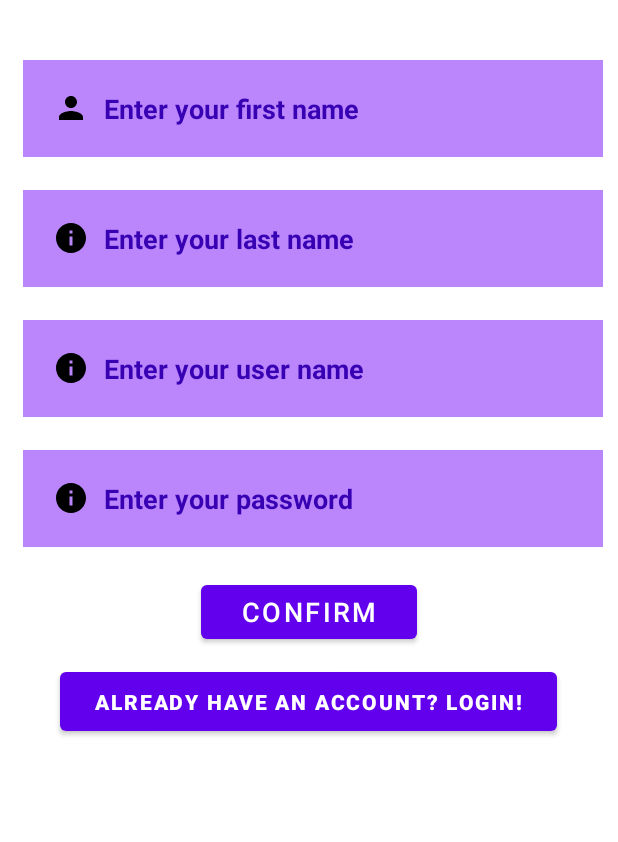
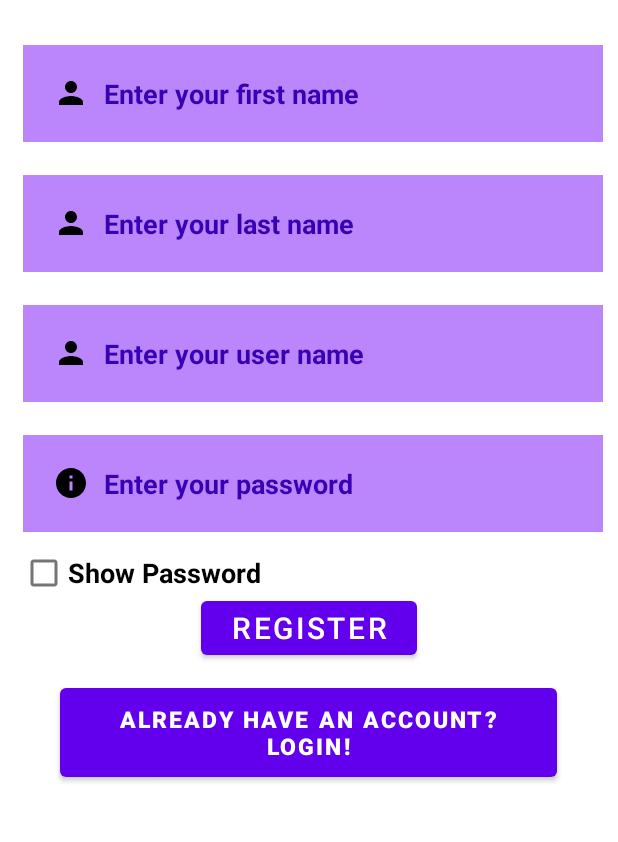
Before and after one commit to HazeemHussain/Bazaar-Bargains, an Android app: the SignUpActivity screen opened directly, with no data from a screen before it, on a phone screen of 412 x 824 dp, the part 360-1202 px from its top. Run offline under Robolectric (Android 15) with nearby library versions, the phone set to English and light mode, and no system bars; our stand-ins replace Firebase (no records; nobody signed in at launch, a user with empty details on screens opened directly).

Commit message:
Show password checkbox
Added show password check box to login, forgot password and signup activites

```diff
--- a/app/src/main/java/com/example/bazaarbargains/SignUpActivity.java
+++ b/app/src/main/java/com/example/bazaarbargains/SignUpActivity.java
@@ -2,8 +2,12 @@ package com.example.bazaarbargains;
 
 import android.content.Intent;
 import android.os.Bundle;
+import android.text.method.PasswordTransformationMethod;
 import android.view.View;
 import android.widget.Button;
+import android.widget.CheckBox;
+import android.widget.CompoundButton;
+import android.widget.EditText;
 import android.widget.Toast;
 
 import androidx.annotation.NonNull;
@@ -17,19 +21,42 @@ import com.google.firebase.database.FirebaseDatabase;
 
 public class SignUpActivity extends AppCompatActivity {
 
+    //Declaration of variables
     ActivitySignUpBinding binding;
     String firstName, lastName, userName, password;
     FirebaseDatabase db;
     DatabaseReference reference;
-    private Button haveAnAccount;
+    CheckBox showPassword;
+    EditText getPassword;
+    Button haveAnAccount;
 
     @Override
     protected void onCreate(Bundle savedInstanceState) {
         super.onCreate(savedInstanceState);
         binding = ActivitySignUpBinding.inflate(getLayoutInflater());
         setContentView(binding.getRoot());
+        showPassword = (CheckBox) findViewById(R.id.showPassword_checkbox);
+        getPassword = (EditText) findViewById(R.id.password);
+        haveAnAccount = (Button) findViewById(R.id.haveAnAccountBtn);
 
-        haveAnAccount = (Button) findViewById(R.id.haveAnAccountBtn);
+        showPassword(); //Calling show password method
+        sendingDataToFirebase();
+        haveAnAccountBtn();
+
+    }
+
+    private void haveAnAccountBtn() {
+        haveAnAccount.setOnClickListener(new View.OnClickListener() {
+            @Override
+            public void onClick(View view) {
+                Intent intent = new Intent(SignUpActivity.this, loginActivity.class);
+                startActivity(intent);
+            }
+        });
+    }
+
+    //Talking the user data and storing it to firebase
+    private void sendingDataToFirebase() {
         binding.registerBtn.setOnClickListener(new View.OnClickListener() {
             @Override
             public void onClick(View view) {
@@ -37,6 +64,7 @@ public class SignUpActivity extends AppCompatActivity {
                 lastName = binding.lastName.getText().toString();
                 userName = binding.userName.getText().toString();
                 password = binding.password.getText().toString();
+
 
                 if (!firstName.isEmpty() && !lastName.isEmpty() && !userName.isEmpty() && !password.isEmpty()) {
                     Users users = new Users(firstName, lastName, userName, password);
@@ -59,15 +87,20 @@ public class SignUpActivity extends AppCompatActivity {
 
             }
         });
+    }
 
-        haveAnAccount.setOnClickListener(new View.OnClickListener() {
+    //Showing the password when user click on show password button
+    private void showPassword() {
+        showPassword.setOnCheckedChangeListener(new CompoundButton.OnCheckedChangeListener() {
             @Override
-            public void onClick(View view) {
-                Intent intent = new Intent(SignUpActivity.this, loginActivity.class);
-                startActivity(intent);
+            public void onCheckedChanged(CompoundButton compoundButton, boolean b) {
+                int inputType = getPassword.getInputType();
+                if (showPassword.isChecked()) {
+                    getPassword.setTransformationMethod(null);
+                } else {
+                    getPassword.setTransformationMethod(new PasswordTransformationMethod());
+                }
             }
         });
-
-
     }
 }
--- a/app/src/main/res/layout/activity_sign_up.xml
+++ b/app/src/main/res/layout/activity_sign_up.xml
@@ -26,7 +26,7 @@
         android:layout_height="wrap_content"
         android:layout_below="@id/applogo"
         android:layout_marginStart="15dp"
-        android:layout_marginTop="40dp"
+        android:layout_marginTop="30dp"
         android:layout_marginEnd="10dp"
 
         android:drawableLeft="@drawable/baseline_person_24"
@@ -50,7 +50,7 @@
         android:layout_marginStart="15dp"
         android:layout_marginTop="22dp"
 
-        android:drawableLeft="@drawable/baseline_info_24"
+        android:drawableLeft="@drawable/baseline_person_24"
         android:drawablePadding="10dp"
 
         android:layout_marginEnd="10dp"
@@ -72,7 +72,7 @@
         android:layout_marginStart="15dp"
         android:layout_marginTop="22dp"
 
-        android:drawableLeft="@drawable/baseline_info_24"
+        android:drawableLeft="@drawable/baseline_person_24"
         android:drawablePadding="10dp"
 
         android:layout_marginEnd="10dp"
@@ -107,6 +107,20 @@
         android:textSize="18sp"
         android:textStyle="bold" /> />
 
+    <!--    Check Box field-->
+
+    <CheckBox
+        android:id="@+id/showPassword_checkbox"
+        android:layout_width="wrap_content"
+        android:layout_height="wrap_content"
+
+        android:layout_marginLeft="13dp"
+        android:layout_below="@id/password"
+        android:layout_marginTop="3dp"
+
+        android:text="Show Password"
+        android:textSize="18sp"
+        android:textStyle="bold" />
 
 
     <!--    Register Button-->
@@ -117,14 +131,12 @@
         android:layout_below="@id/password"
         android:layout_centerHorizontal="true"
         android:layout_marginStart="80dp"
-        android:layout_marginTop="19dp"
+        android:layout_marginTop="40dp"
 
-        android:text="Confirm"
+        android:text="REGISTER"
         android:textColor="@color/white"
-        android:textSize="18sp" />
+        android:textSize="20sp" />
 
-
-    <!--    Forgot Password button-->
     <Button
         android:id="@+id/haveAnAccountBtn"
         android:layout_width="331dp"
@@ -137,6 +149,7 @@
 
         android:padding="10dp"
         android:text="Already have an account? Login!"
+        android:textSize="15sp"
         android:textAlignment="center"
         android:textStyle="bold"
 
```
Also changed, not shown: app/src/main/java/com/example/bazaarbargains/ForgotPasswordActivity.java (+25 -4 lines), app/src/main/java/com/example/bazaarbargains/loginActivity.java (+17 -0 lines), app/src/main/res/layout/activity_forgot_password.xml (+20 -6 lines), app/src/main/res/layout/activity_login.xml (+18 -5 lines).
